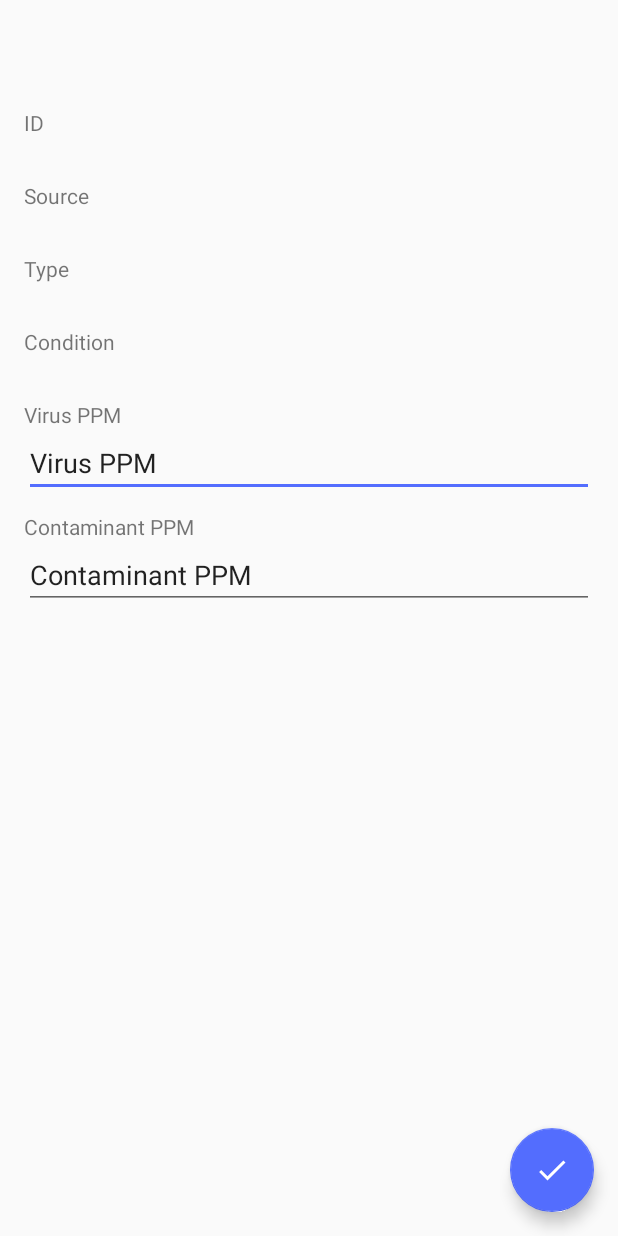
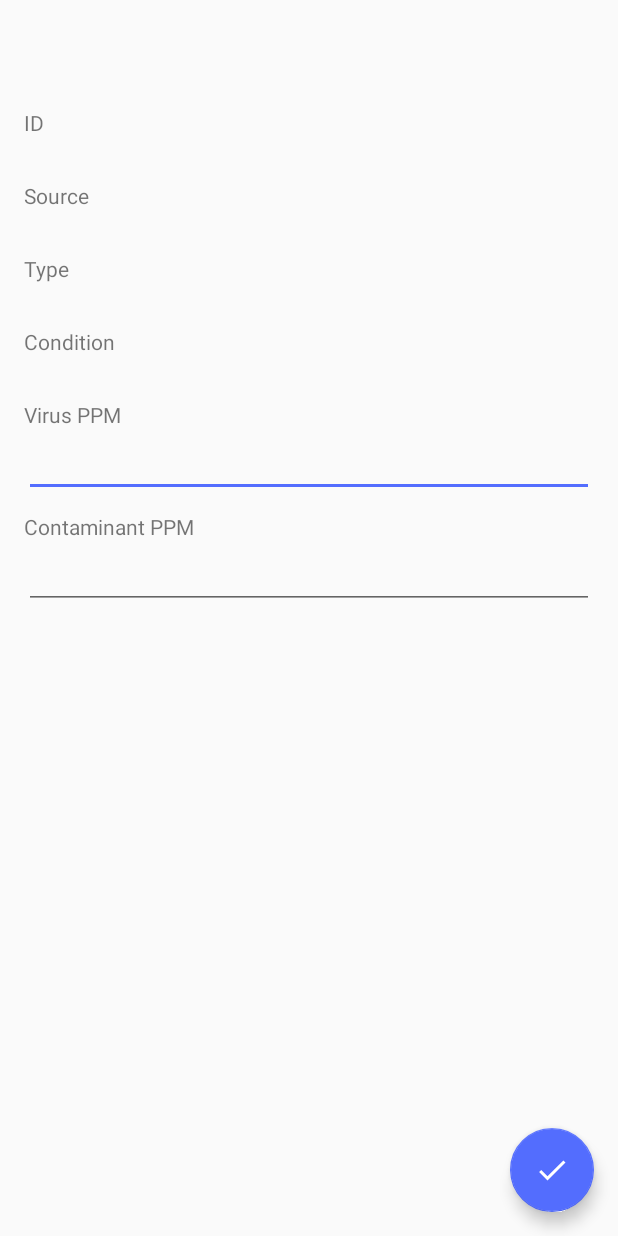
Before and after one commit to RoboticWater/DropMap-cs2340, an Android app: the layout activity_update_water_report.xml on its own in the app's theme, with its tools: preview values and no code run, on a phone screen of 412 x 824 dp. Run offline under Robolectric (Android 15) with nearby library versions, the light colour scheme and no system bars.

Commit message:
It should probably work

```diff
--- a/app/src/main/java/com/dropmap_cs2340/EditWaterReport.java
+++ b/app/src/main/java/com/dropmap_cs2340/EditWaterReport.java
@@ -106,6 +106,7 @@ public class EditWaterReport extends AppCompatActivity {
                         @Override
                         public void onDataChange(DataSnapshot dataSnapshot) {
                             WaterReport wr = dataSnapshot.getValue(WaterReport.class);
+                            nameEdit.setText(wr.getReportName());
                             xEdit.setText(String.format(Locale.getDefault(), "%f", wr.getX()));
                             yEdit.setText(String.format(Locale.getDefault(), "%f", wr.getY()));
                             typeSpinner.setSelection(WaterType.valueOf(wr.getType()).ordinal());
--- a/app/src/main/java/com/dropmap_cs2340/UpdateWaterReport.java
+++ b/app/src/main/java/com/dropmap_cs2340/UpdateWaterReport.java
@@ -166,8 +166,9 @@ public class UpdateWaterReport extends AppCompatActivity {
             ref = reports.push();
         } else {
             ref = reports.child(rid);
-            ref.child("virusPPM").setValue(Integer.parseInt(virusValue.getText().toString()));
-            ref.child("contaminantPPM").setValue(Integer.parseInt(contaminantValue.getText().toString()));
+            ref.child("virusPPM").setValue(Double.parseDouble(virusValue.getText().toString()));
+            ref.child("contaminantPPM").setValue(Double.parseDouble(contaminantValue.getText()
+                    .toString()));
         }
         finish();
     }
--- a/app/src/main/res/layout/content_update_water_report.xml
+++ b/app/src/main/res/layout/content_update_water_report.xml
@@ -112,9 +112,9 @@
             android:layout_width="match_parent"
             android:layout_height="wrap_content"
             android:ems="10"
-            android:inputType="textPersonName"
-            android:text="@string/title_virus" />
+            android:inputType="numberDecimal" />
     </LinearLayout>
+
     <LinearLayout
         android:orientation="vertical"
         android:layout_width="match_parent"
@@ -132,8 +132,7 @@
             android:layout_width="match_parent"
             android:layout_height="wrap_content"
             android:ems="10"
-            android:inputType="textPersonName"
-            android:text="@string/title_contaminant" />
+            android:inputType="numberDecimal" />
     </LinearLayout>
 
 </LinearLayout>
```
Also changed, not shown: app/src/main/java/com/dropmap_cs2340/ViewWaterReport.java (+8 -2 lines).
